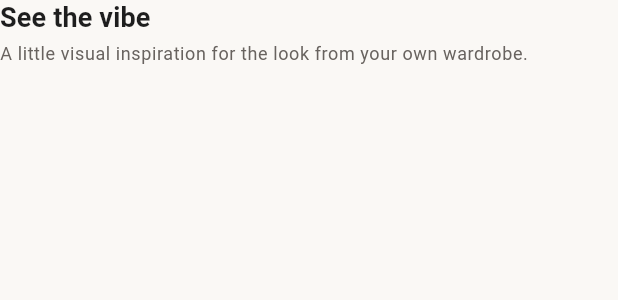
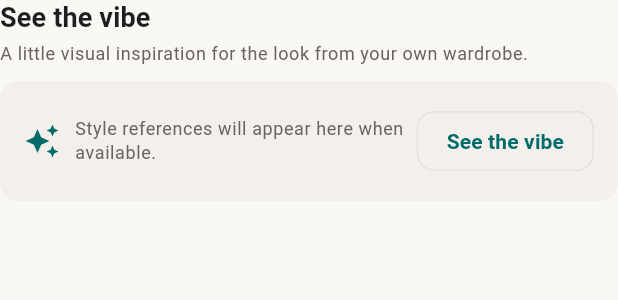
Before and after one commit to Rounaknyk/StyleStack-fe, a Flutter app: the _InspirationStrip widget shown alone on an empty page, opened directly with empty values, on a phone screen of 412 x 824 dp. Shown: the top 300 px of the screen. Run offline on Flutter 3.47's test engine with Material 3 defaults, Android fonts, the phone set to English and light mode, and no system bars; our stand-ins replace firebase_auth, firebase_core, firebase_messaging, geocoding, geolocator, google_sign_in and 3 more; accounts and stored records are empty; network calls fail.

Commit message:
Keep inspiration section visible

```diff
--- a/lib/screens/outfit_view.dart
+++ b/lib/screens/outfit_view.dart
@@ -395,10 +395,8 @@ class _DailyOutfitViewState extends State<DailyOutfitView> {
             _OutfitBoard(items: mvp.outfit!.items),
             const SizedBox(height: 14),
             _WhyItWorks(reasoning: mvp.outfit!.reasoning),
-            if (mvp.outfit!.inspirationImages.isNotEmpty) ...[
             const SizedBox(height: 18),
             _InspirationStrip(images: mvp.outfit!.inspirationImages),
-            ],
             const SizedBox(height: 18),
             StyleStackButton(
               label: 'Log This Outfit',
@@ -801,6 +799,38 @@ class _InspirationStrip extends StatelessWidget {
         style: Theme.of(context).textTheme.bodySmall,
       ),
       const SizedBox(height: 10),
+      if (images.isEmpty)
+        Container(
+          width: double.infinity,
+          padding: const EdgeInsets.all(16),
+          decoration: BoxDecoration(
+            color: DesignSystem.surfaceAlt,
+            borderRadius: BorderRadius.circular(DesignSystem.radiusMd),
+          ),
+          child: Row(
+            children: [
+              const Icon(Icons.auto_awesome, color: DesignSystem.primary),
+              const SizedBox(width: 10),
+              Expanded(
+                child: Text(
+                  'Style references will appear here when available.',
+                  style: Theme.of(context).textTheme.bodySmall,
+                ),
+              ),
+              OutlinedButton(
+                onPressed: () => ScaffoldMessenger.of(context).showSnackBar(
+                  const SnackBar(
+                    content: Text(
+                      'Style references are unavailable right now.',
+                    ),
+                  ),
+                ),
+                child: const Text('See the vibe'),
+              ),
+            ],
+          ),
+        )
+      else
         SizedBox(
           height: 178,
           child: ListView.separated(
```
Lines whose indentation alone changed are shown as unchanged.
